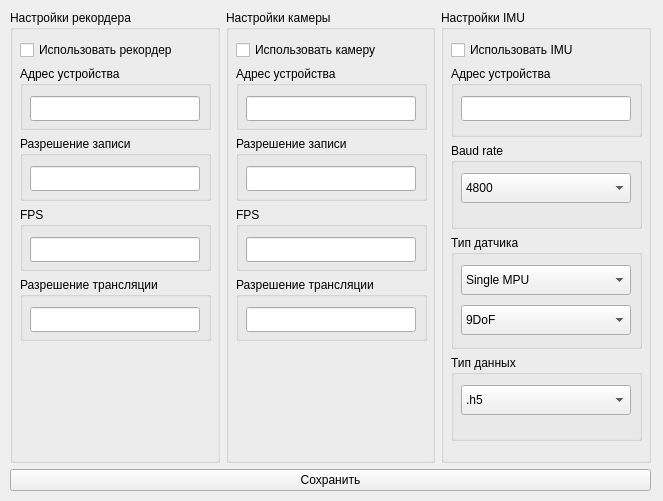
Before: the Qt Designer form utils/GUI/OptionsWidget.ui in kirilltarasov99/witmotionconnect, drawn with Qt 5.
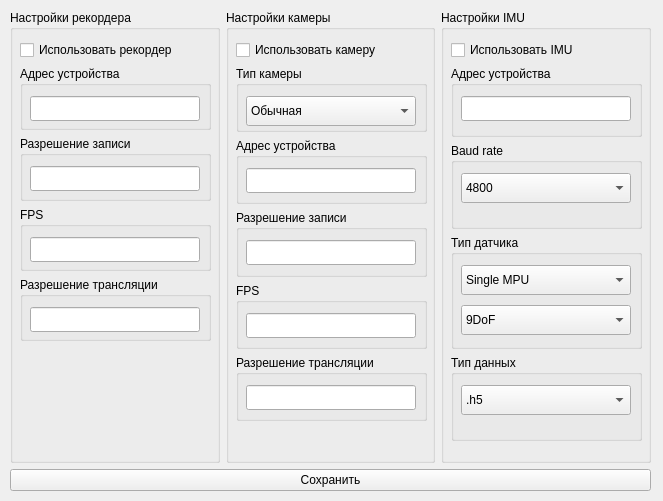
After: the same form once the commit is applied.

Commit message: settings support for camera type

Patch:
```diff
--- a/utils/GUI/OptionsWidget.ui
+++ b/utils/GUI/OptionsWidget.ui
@@ -130,7 +130,7 @@
            <x>10</x>
            <y>30</y>
            <width>191</width>
-           <height>301</height>
+           <height>381</height>
           </rect>
          </property>
          <layout class="QVBoxLayout" name="verticalLayout_2">
@@ -144,6 +144,33 @@
             </property>
            </widget>
           </item>
+          <item>
+           <widget class="QGroupBox" name="camera_type_groupBox">
+            <property name="title">
+             <string>Тип камеры</string>
+            </property>
+            <widget class="QComboBox" name="camera_type_comboBox">
+             <property name="geometry">
+              <rect>
+               <x>10</x>
+               <y>30</y>
+               <width>170</width>
+               <height>30</height>
+              </rect>
+             </property>
+             <item>
+              <property name="text">
+               <string>Обычная</string>
+              </property>
+             </item>
+             <item>
+              <property name="text">
+               <string>Aravis</string>
+              </property>
+             </item>
+            </widget>
+           </widget>
+          </item>
           <item>
            <widget class="QGroupBox" name="Camera_address_groupBox">
             <property name="title">
```
The commit also changes 2 other files.
